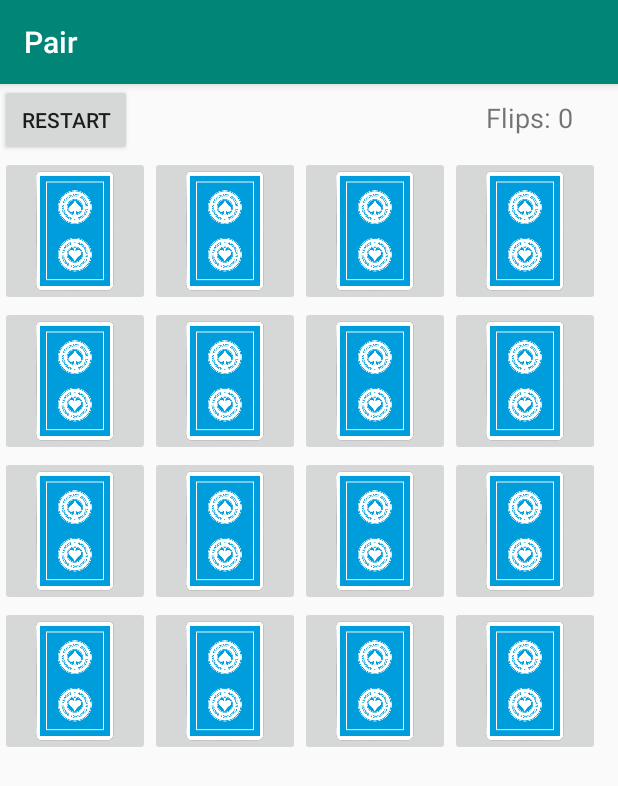
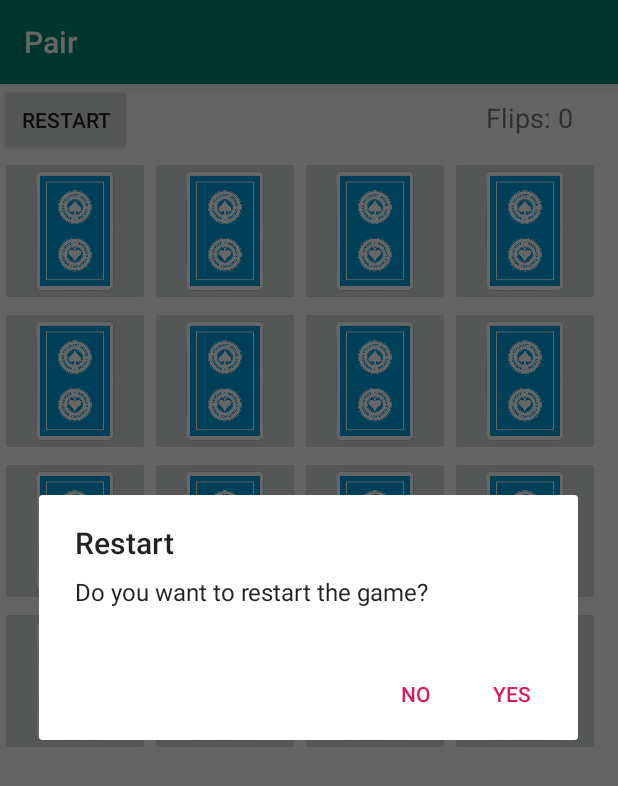
Before and after one commit to scgyong/and_2020, an Android app: the screen it shows after launch (MainActivity), after a tap on "RESTART", on a phone screen of 412 x 824 dp. Shown: the top 786 px of the screen. Run offline under Robolectric (Android 15) with nearby library versions, the phone set to English and light mode, and no system bars.

Commit message:
Restart Alert Dialog

```diff
--- a/Pair/app/src/main/java/kr/ac/kpu/game/scgyong/pair/MainActivity.java
+++ b/Pair/app/src/main/java/kr/ac/kpu/game/scgyong/pair/MainActivity.java
@@ -1,7 +1,9 @@
 package kr.ac.kpu.game.scgyong.pair;
 
+import androidx.appcompat.app.AlertDialog;
 import androidx.appcompat.app.AppCompatActivity;
 
+import android.content.DialogInterface;
 import android.content.res.Resources;
 import android.os.Bundle;
 import android.util.Log;
@@ -102,6 +104,17 @@ public class MainActivity extends AppCompatActivity {
 
     public void onBtnRestart(View view) {
         Log.v(TAG, "onBtnRestart");
-        startGame();
+        new AlertDialog.Builder(this)
+                .setTitle(R.string.restartTitle)
+                .setMessage(R.string.restartMessage)
+                .setNegativeButton(R.string.restartNo, null)
+                .setPositiveButton(R.string.restartYes, new DialogInterface.OnClickListener() {
+                    @Override
+                    public void onClick(DialogInterface dialog, int which) {
+                        startGame();
+                    }
+                })
+                .create()
+                .show();
     }
 }
--- a/Pair/app/src/main/res/values/strings.xml
+++ b/Pair/app/src/main/res/values/strings.xml
@@ -2,4 +2,8 @@
     <string name="app_name">Pair</string>
     <string name="restart">Restart</string>
     <string name="flipsScoreFormat">Flips: %d</string>
+    <string name="restartTitle">Restart</string>
+    <string name="restartMessage">Do you want to restart the game?</string>
+    <string name="restartYes">Yes</string>
+    <string name="restartNo">No</string>
 </resources>
```
